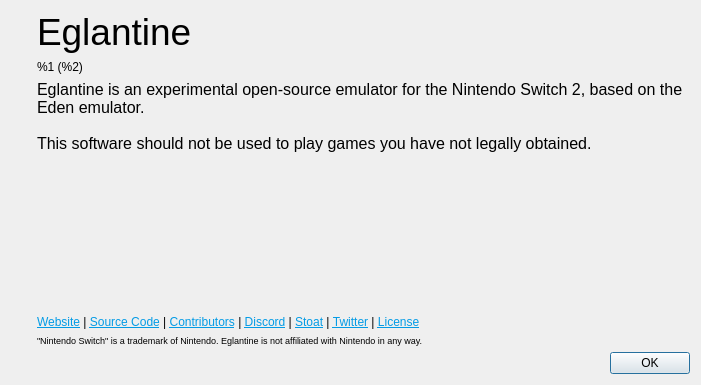
Qt form src/yuzu/aboutdialog.ui (Darkfiredoom/PhoenixEmu) before a commit.
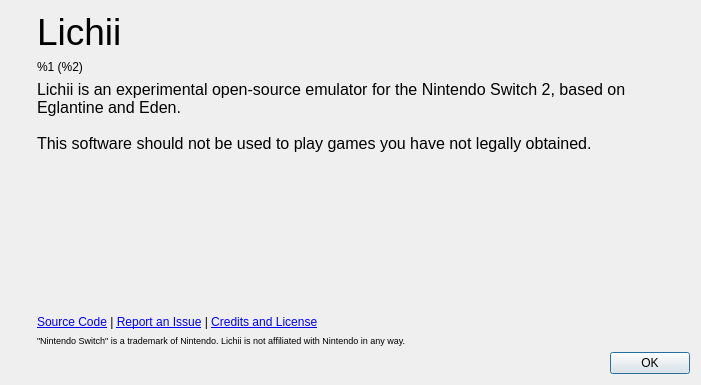
The same form after that commit. Icons and pictures are not drawn.

Commit message: Rebrand desktop emulator as Lichii

Patch:
```diff
--- a/src/yuzu/aboutdialog.ui
+++ b/src/yuzu/aboutdialog.ui
@@ -69,7 +69,7 @@
           </sizepolicy>
          </property>
          <property name="text">
-          <string>&lt;html&gt;&lt;head/&gt;&lt;body&gt;&lt;p&gt;&lt;span style=&quot; font-size:28pt;&quot;&gt;Eglantine&lt;/span&gt;&lt;/p&gt;&lt;/body&gt;&lt;/html&gt;</string>
+          <string>&lt;html&gt;&lt;head/&gt;&lt;body&gt;&lt;p&gt;&lt;span style=&quot; font-size:28pt;&quot;&gt;Lichii&lt;/span&gt;&lt;/p&gt;&lt;/body&gt;&lt;/html&gt;</string>
          </property>
         </widget>
        </item>
@@ -102,7 +102,7 @@
 li.unchecked::marker { content: &quot;\2610&quot;; }
 li.checked::marker { content: &quot;\2612&quot;; }
 &lt;/style&gt;&lt;/head&gt;&lt;body style=&quot; font-family:'Noto Sans'; font-size:9pt; font-weight:400; font-style:normal;&quot;&gt;
-&lt;p style=&quot; margin-top:0px; margin-bottom:0px; margin-left:0px; margin-right:0px; -qt-block-indent:0; text-indent:0px;&quot;&gt;&lt;span style=&quot; font-family:'MS Shell Dlg 2'; font-size:12pt;&quot;&gt;Eglantine is an experimental open-source emulator for the Nintendo Switch 2, based on the Eden emulator. &lt;br /&gt;&lt;br /&gt;This software should not be used to play games you have not legally obtained.&lt;/span&gt;&lt;/p&gt;&lt;/body&gt;&lt;/html&gt;</string>
+&lt;p style=&quot; margin-top:0px; margin-bottom:0px; margin-left:0px; margin-right:0px; -qt-block-indent:0; text-indent:0px;&quot;&gt;&lt;span style=&quot; font-family:'MS Shell Dlg 2'; font-size:12pt;&quot;&gt;Lichii is an experimental open-source emulator for the Nintendo Switch 2, based on Eglantine and Eden. &lt;br /&gt;&lt;br /&gt;This software should not be used to play games you have not legally obtained.&lt;/span&gt;&lt;/p&gt;&lt;/body&gt;&lt;/html&gt;</string>
          </property>
          <property name="alignment">
           <set>Qt::AlignmentFlag::AlignLeading|Qt::AlignmentFlag::AlignLeft|Qt::AlignmentFlag::AlignVCenter</set>
@@ -128,7 +128,7 @@
        <item>
         <widget class="QLabel" name="labelLinks">
          <property name="text">
-          <string>&lt;html&gt;&lt;head/&gt;&lt;body&gt;&lt;p&gt;&lt;a href=&quot;https://eden-emulator.github.io/&quot;&gt;&lt;span style=&quot; text-decoration: underline; color:#039be5;&quot;&gt;Website&lt;/span&gt;&lt;/a&gt; | &lt;a href=&quot;https://git.eden-emu.dev&quot;&gt;&lt;span style=&quot; text-decoration: underline; color:#039be5;&quot;&gt;Source Code&lt;/span&gt;&lt;/a&gt; | &lt;a href=&quot;https://git.eden-emu.dev/eden-emu/eden/activity/contributors&quot;&gt;&lt;span style=&quot; text-decoration: underline; color:#039be5;&quot;&gt;Contributors&lt;/span&gt;&lt;/a&gt; | &lt;a href=&quot;https://discord.gg/HstXbPch7X&quot;&gt;&lt;span style=&quot; text-decoration: underline; color:#039be5;&quot;&gt;Discord&lt;/span&gt;&lt;/a&gt; | &lt;a href=&quot;https://stt.gg/qKgFEAbH&quot;&gt;&lt;span style=&quot; text-decoration: underline; color:#039be5;&quot;&gt;Stoat&lt;/span&gt;&lt;/a&gt; | &lt;a href=&quot;https://nitter.poast.org/edenemuofficial&quot;&gt;&lt;span style=&quot; text-decoration: underline; color:#039be5;&quot;&gt;Twitter&lt;/span&gt;&lt;/a&gt; | &lt;a href=&quot;https://git.eden-emu.dev/eden-emu/eden/src/branch/master/LICENSE.txt&quot;&gt;&lt;span style=&quot; text-decoration: underline; color:#039be5;&quot;&gt;License&lt;/span&gt;&lt;/a&gt;&lt;/p&gt;&lt;/body&gt;&lt;/html&gt;</string>
+          <string>&lt;html&gt;&lt;body&gt;&lt;p&gt;&lt;a href=&quot;https://github.com/zortos293/Eglantine&quot;&gt;Source Code&lt;/a&gt; | &lt;a href=&quot;https://github.com/zortos293/Eglantine/issues&quot;&gt;Report an Issue&lt;/a&gt; | &lt;a href=&quot;https://github.com/zortos293/Eglantine#credits-and-license&quot;&gt;Credits and License&lt;/a&gt;&lt;/p&gt;&lt;/body&gt;&lt;/html&gt;</string>
          </property>
          <property name="openExternalLinks">
           <bool>true</bool>
@@ -144,7 +144,7 @@
           </sizepolicy>
          </property>
          <property name="text">
-          <string>&lt;html&gt;&lt;head/&gt;&lt;body&gt;&lt;p&gt;&lt;span style=&quot; font-size:7pt;&quot;&gt;&amp;quot;Nintendo Switch&amp;quot; is a trademark of Nintendo. Eglantine is not affiliated with Nintendo in any way.&lt;/span&gt;&lt;/p&gt;&lt;/body&gt;&lt;/html&gt;</string>
+          <string>&lt;html&gt;&lt;head/&gt;&lt;body&gt;&lt;p&gt;&lt;span style=&quot; font-size:7pt;&quot;&gt;&amp;quot;Nintendo Switch&amp;quot; is a trademark of Nintendo. Lichii is not affiliated with Nintendo in any way.&lt;/span&gt;&lt;/p&gt;&lt;/body&gt;&lt;/html&gt;</string>
          </property>
         </widget>
        </item>
```
Left out of the diff: 4 changed lines with no effect on the pictures. The commit also changes 40 other files.
